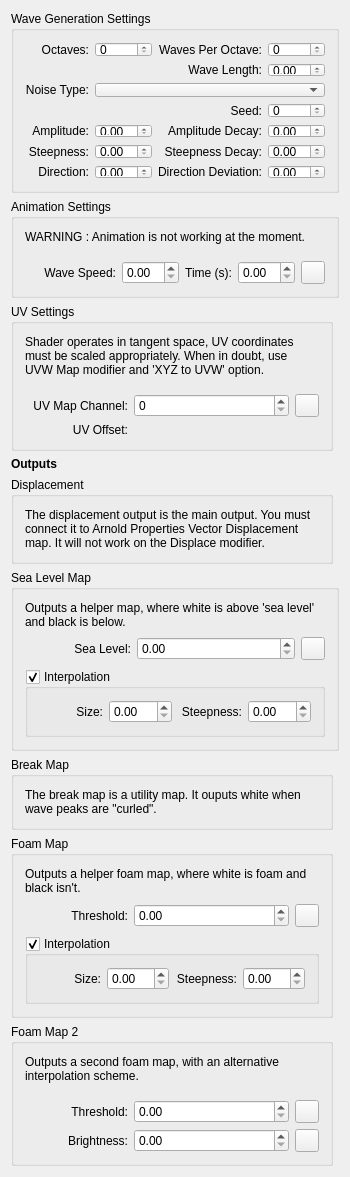
This is SimpleOcean.ui in p-groarke/fea_osl as Qt 5 draws it before an edit. The edited form follows.
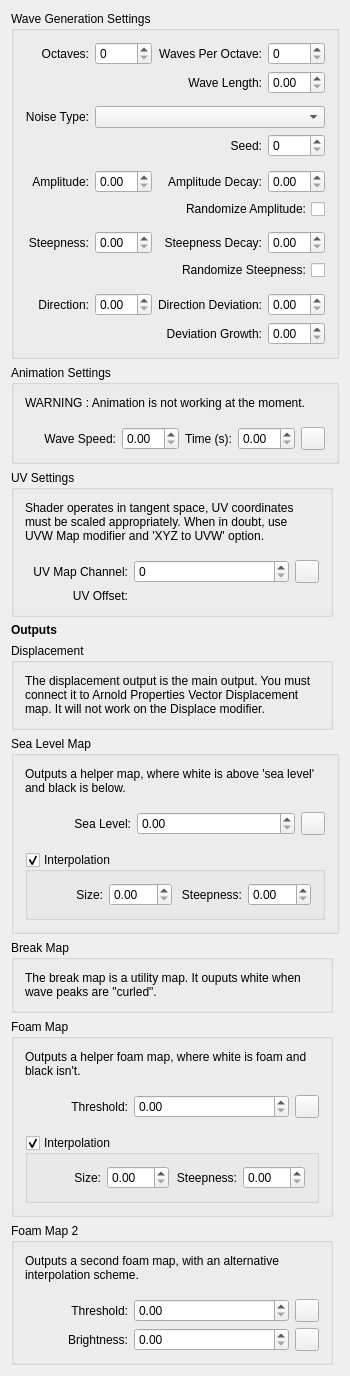
This is the edited form. Custom widgets are drawn as their Qt base class.

Commit message: Add DeviationGrowth, RandomizeAmplitude and RandomizeSteepness.

What changed in the file:
```diff
--- a/SimpleOcean.ui
+++ b/SimpleOcean.ui
@@ -7,7 +7,7 @@
     <x>0</x>
     <y>0</y>
     <width>334</width>
-    <height>1177</height>
+    <height>1376</height>
    </rect>
   </property>
   <property name="sizePolicy">
@@ -118,7 +118,7 @@
      <property name="title">
       <string>Wave Generation Settings</string>
      </property>
-     <layout class="QGridLayout" name="gridLayout_9" columnstretch="3,2,3,2">
+     <layout class="QGridLayout" name="gridLayout_9" columnstretch="3,0,0,0">
       <property name="leftMargin">
        <number>11</number>
       </property>
@@ -131,7 +131,23 @@
       <property name="bottomMargin">
        <number>11</number>
       </property>
-      <item row="7" column="2">
+      <item row="3" column="1" colspan="3">
+       <widget class="QComboBox" name="Randomness"/>
+      </item>
+      <item row="8" column="2">
+       <spacer name="verticalSpacer_12">
+        <property name="orientation">
+         <enum>Qt::Vertical</enum>
+        </property>
+        <property name="sizeHint" stdset="0">
+         <size>
+          <width>20</width>
+          <height>11</height>
+         </size>
+        </property>
+       </spacer>
+      </item>
+      <item row="9" column="2">
        <widget class="QLabel" name="label_30">
         <property name="text">
          <string>Steepness Decay:</string>
@@ -141,32 +157,6 @@
         </property>
        </widget>
       </item>
-      <item row="7" column="3">
-       <widget class="MaxSDK::QmaxDoubleSpinBox" name="SteepnessDecay"/>
-      </item>
-      <item row="7" column="0">
-       <widget class="QLabel" name="label_29">
-        <property name="text">
-         <string>Steepness:</string>
-        </property>
-        <property name="alignment">
-         <set>Qt::AlignRight|Qt::AlignTrailing|Qt::AlignVCenter</set>
-        </property>
-       </widget>
-      </item>
-      <item row="1" column="3">
-       <widget class="MaxSDK::QmaxDoubleSpinBox" name="WaveLength"/>
-      </item>
-      <item row="1" column="2">
-       <widget class="QLabel" name="label_26">
-        <property name="text">
-         <string>Wave Length:</string>
-        </property>
-        <property name="alignment">
-         <set>Qt::AlignRight|Qt::AlignTrailing|Qt::AlignVCenter</set>
-        </property>
-       </widget>
-      </item>
       <item row="0" column="2">
        <widget class="QLabel" name="label_23">
         <property name="text">
@@ -177,6 +167,54 @@
         </property>
        </widget>
       </item>
+      <item row="0" column="1">
+       <widget class="MaxSDK::QmaxSpinBox" name="NumOctaves"/>
+      </item>
+      <item row="12" column="2">
+       <widget class="QLabel" name="label_32">
+        <property name="text">
+         <string>Direction Deviation:</string>
+        </property>
+        <property name="alignment">
+         <set>Qt::AlignRight|Qt::AlignTrailing|Qt::AlignVCenter</set>
+        </property>
+       </widget>
+      </item>
+      <item row="9" column="1">
+       <widget class="MaxSDK::QmaxDoubleSpinBox" name="Steepness"/>
+      </item>
+      <item row="12" column="1">
+       <widget class="MaxSDK::QmaxDoubleSpinBox" name="Direction"/>
+      </item>
+      <item row="6" column="1">
+       <widget class="MaxSDK::QmaxDoubleSpinBox" name="Amplitude"/>
+      </item>
+      <item row="7" column="2" colspan="2">
+       <widget class="QCheckBox" name="RandomizeAmplitude">
+        <property name="layoutDirection">
+         <enum>Qt::RightToLeft</enum>
+        </property>
+        <property name="text">
+         <string>Randomize Amplitude:</string>
+        </property>
+       </widget>
+      </item>
+      <item row="9" column="3">
+       <widget class="MaxSDK::QmaxDoubleSpinBox" name="SteepnessDecay"/>
+      </item>
+      <item row="0" column="3">
+       <widget class="MaxSDK::QmaxSpinBox" name="NumWaves"/>
+      </item>
+      <item row="13" column="2">
+       <widget class="QLabel" name="label_42">
+        <property name="text">
+         <string>Deviation Growth:</string>
+        </property>
+        <property name="alignment">
+         <set>Qt::AlignRight|Qt::AlignTrailing|Qt::AlignVCenter</set>
+        </property>
+       </widget>
+      </item>
       <item row="3" column="0">
        <widget class="QLabel" name="label_24">
         <property name="text">
@@ -187,6 +225,16 @@
         </property>
        </widget>
       </item>
+      <item row="0" column="0">
+       <widget class="QLabel" name="label_22">
+        <property name="text">
+         <string>Octaves:</string>
+        </property>
+        <property name="alignment">
+         <set>Qt::AlignRight|Qt::AlignTrailing|Qt::AlignVCenter</set>
+        </property>
+       </widget>
+      </item>
       <item row="6" column="0">
        <widget class="QLabel" name="label_27">
         <property name="text">
@@ -197,29 +245,6 @@
         </property>
        </widget>
       </item>
-      <item row="4" column="2">
-       <widget class="QLabel" name="label_25">
-        <property name="text">
-         <string>Seed:</string>
-        </property>
-        <property name="alignment">
-         <set>Qt::AlignRight|Qt::AlignTrailing|Qt::AlignVCenter</set>
-        </property>
-       </widget>
-      </item>
-      <item row="5" column="0">
-       <spacer name="verticalSpacer_2">
-        <property name="orientation">
-         <enum>Qt::Vertical</enum>
-        </property>
-        <property name="sizeHint" stdset="0">
-         <size>
-          <width>20</width>
-          <height>11</height>
-         </size>
-        </property>
-       </spacer>
-      </item>
       <item row="6" column="2">
        <widget class="QLabel" name="label_28">
         <property name="text">
@@ -230,51 +255,7 @@
         </property>
        </widget>
       </item>
-      <item row="0" column="0">
-       <widget class="QLabel" name="label_22">
-        <property name="text">
-         <string>Octaves:</string>
-        </property>
-        <property name="alignment">
-         <set>Qt::AlignRight|Qt::AlignTrailing|Qt::AlignVCenter</set>
-        </property>
-       </widget>
-      </item>
-      <item row="0" column="1">
-       <widget class="MaxSDK::QmaxSpinBox" name="NumOctaves"/>
-      </item>
-      <item row="4" column="3">
-       <widget class="MaxSDK::QmaxSpinBox" name="Seed"/>
-      </item>
-      <item row="6" column="3">
-       <widget class="MaxSDK::QmaxDoubleSpinBox" name="AmplitudeDecay"/>
-      </item>
-      <item row="3" column="1" colspan="3">
-       <widget class="QComboBox" name="Randomness"/>
-      </item>
-      <item row="0" column="3">
-       <widget class="MaxSDK::QmaxSpinBox" name="NumWaves"/>
-      </item>
-      <item row="6" column="1">
-       <widget class="MaxSDK::QmaxDoubleSpinBox" name="Amplitude"/>
-      </item>
-      <item row="7" column="1">
-       <widget class="MaxSDK::QmaxDoubleSpinBox" name="Steepness"/>
-      </item>
-      <item row="2" column="0">
-       <spacer name="verticalSpacer">
-        <property name="orientation">
-         <enum>Qt::Vertical</enum>
-        </property>
-        <property name="sizeHint" stdset="0">
-         <size>
-          <width>20</width>
-          <height>11</height>
-         </size>
-        </property>
-       </spacer>
-      </item>
-      <item row="8" column="0">
+      <item row="12" column="0">
        <widget class="QLabel" name="label_31">
         <property name="text">
          <string>Direction:</string>
@@ -284,22 +265,100 @@
         </property>
        </widget>
       </item>
-      <item row="8" column="1">
-       <widget class="MaxSDK::QmaxDoubleSpinBox" name="Direction"/>
-      </item>
-      <item row="8" column="2">
-       <widget class="QLabel" name="label_32">
-        <property name="text">
-         <string>Direction Deviation:</string>
-        </property>
-        <property name="alignment">
-         <set>Qt::AlignRight|Qt::AlignTrailing|Qt::AlignVCenter</set>
-        </property>
-       </widget>
-      </item>
-      <item row="8" column="3">
+      <item row="12" column="3">
        <widget class="MaxSDK::QmaxDoubleSpinBox" name="Deviation"/>
       </item>
+      <item row="5" column="0">
+       <spacer name="verticalSpacer_2">
+        <property name="orientation">
+         <enum>Qt::Vertical</enum>
+        </property>
+        <property name="sizeHint" stdset="0">
+         <size>
+          <width>20</width>
+          <height>11</height>
+         </size>
+        </property>
+       </spacer>
+      </item>
+      <item row="1" column="3">
+       <widget class="MaxSDK::QmaxDoubleSpinBox" name="WaveLength"/>
+      </item>
+      <item row="1" column="2">
+       <widget class="QLabel" name="label_26">
+        <property name="text">
+         <string>Wave Length:</string>
+        </property>
+        <property name="alignment">
+         <set>Qt::AlignRight|Qt::AlignTrailing|Qt::AlignVCenter</set>
+        </property>
+       </widget>
+      </item>
+      <item row="13" column="3">
+       <widget class="MaxSDK::QmaxDoubleSpinBox" name="DeviationGrowth"/>
+      </item>
+      <item row="6" column="3">
+       <widget class="MaxSDK::QmaxDoubleSpinBox" name="AmplitudeDecay"/>
+      </item>
+      <item row="4" column="2">
+       <widget class="QLabel" name="label_25">
+        <property name="text">
+         <string>Seed:</string>
+        </property>
+        <property name="alignment">
+         <set>Qt::AlignRight|Qt::AlignTrailing|Qt::AlignVCenter</set>
+        </property>
+       </widget>
+      </item>
+      <item row="9" column="0">
+       <widget class="QLabel" name="label_29">
+        <property name="text">
+         <string>Steepness:</string>
+        </property>
+        <property name="alignment">
+         <set>Qt::AlignRight|Qt::AlignTrailing|Qt::AlignVCenter</set>
+        </property>
+       </widget>
+      </item>
+      <item row="10" column="2" colspan="2">
+       <widget class="QCheckBox" name="RandomizeSteepness">
+        <property name="layoutDirection">
+         <enum>Qt::RightToLeft</enum>
+        </property>
+        <property name="text">
+         <string>Randomize Steepness:</string>
+        </property>
+       </widget>
+      </item>
+      <item row="4" column="3">
+       <widget class="MaxSDK::QmaxSpinBox" name="Seed"/>
+      </item>
+      <item row="2" column="0">
+       <spacer name="verticalSpacer">
+        <property name="orientation">
+         <enum>Qt::Vertical</enum>
+        </property>
+        <property name="sizeHint" stdset="0">
+         <size>
+          <width>20</width>
+          <height>11</height>
+         </size>
+        </property>
+       </spacer>
+      </item>
+      <item row="11" column="2">
+       <spacer name="verticalSpacer_13">
+        <property name="orientation">
+         <enum>Qt::Vertical</enum>
+        </property>
+        <property name="sizeHint" stdset="0">
+         <size>
+          <width>20</width>
+          <height>11</height>
+         </size>
+        </property>
+       </spacer>
+      </item>
      </layout>
     </widget>
    </item>
```
The commit also changes 1 other file.
